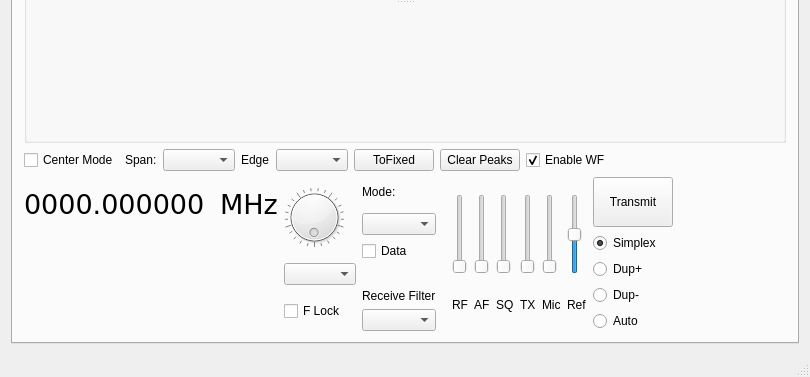
adecarolis/wfweb, file wfmain.ui: the form before one commit; both pictures show x 0 to 810 and y 205 to 582 of the 810 by 582 pixel window.
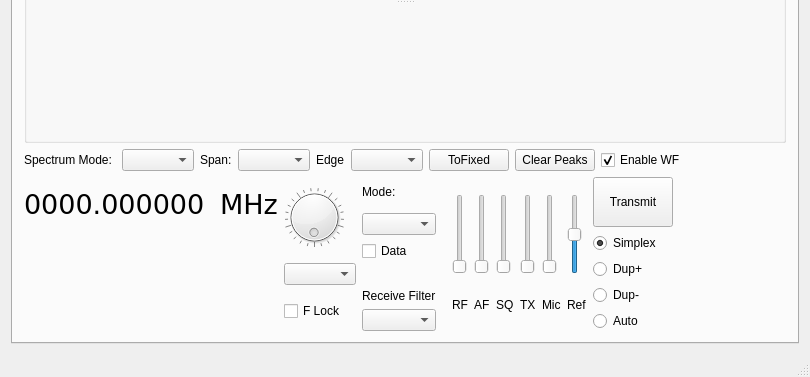
The form after the commit. Custom widgets are drawn as their Qt base class.

Commit message: Added support for Scroll modes in latest firmware. Removed setCenter... signals and replaced with setScopeMode signals. Fixed a bug where we could not query the scope mode.

```diff
--- a/wfmain.ui
+++ b/wfmain.ui
@@ -49,12 +49,15 @@
            <number>0</number>
           </property>
           <item>
-           <widget class="QCheckBox" name="scopeCenterModeChk">
+           <widget class="QLabel" name="label_26">
             <property name="text">
-             <string>Center Mode</string>
+             <string>Spectrum Mode: </string>
             </property>
            </widget>
           </item>
+          <item>
+           <widget class="QComboBox" name="spectrumModeCombo"/>
+          </item>
           <item>
            <widget class="QLabel" name="label_6">
             <property name="text">
```
The commit also changes 4 other files.
